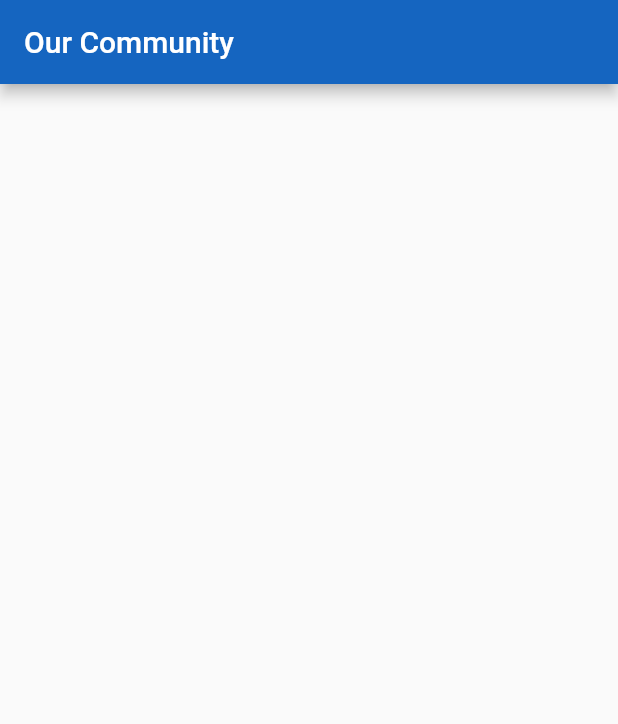
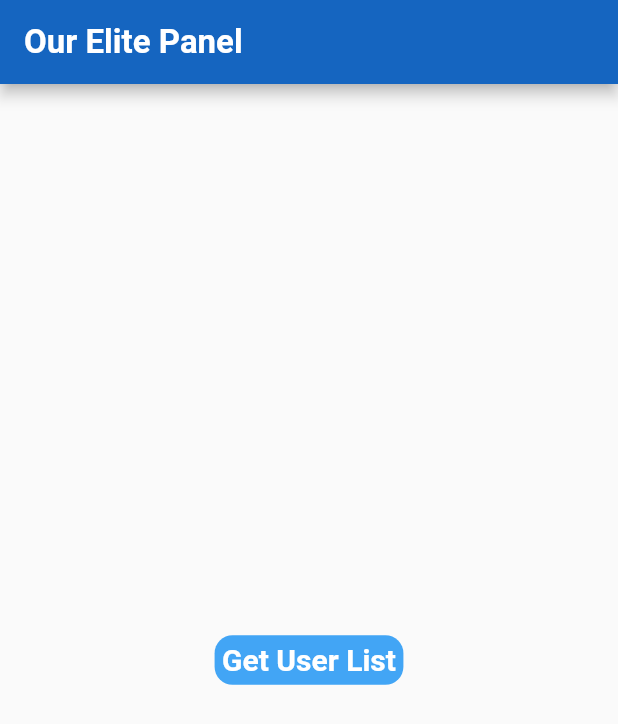
Before and after one commit to damithark/flutter_basic_http, a Flutter app: the screen it shows after launch, on a phone screen of 412 x 824 dp. Shown: the top 724 px of the screen. Run offline on Flutter 3.47's test engine with Material 2 defaults, Android fonts, the phone set to English and light mode, and no system bars.

Commit message:
# Call API for button press

```diff
--- a/lib/main.dart
+++ b/lib/main.dart
@@ -19,13 +19,13 @@ class HomeScreen extends StatefulWidget {
 }
 
 class _HomeScreenState extends State<HomeScreen> {
-  var userData;
   var userList = [];
+  bool isButtonVisible = true;
 
   Future getData() async {
     final url = Uri.parse('https://reqres.in/api/users?page=2');
     final response = await get(url);
-    userData = jsonDecode(response.body);
+    final userData = jsonDecode(response.body);
     setState(() {
       userList = userData['data'];
     });
@@ -34,7 +34,6 @@ class _HomeScreenState extends State<HomeScreen> {
   @override
   void initState() {
     super.initState();
-    getData();
   }
 
   @override
@@ -42,15 +41,30 @@ class _HomeScreenState extends State<HomeScreen> {
     return Scaffold(
       appBar: AppBar(
         title: const Text(
-          'Our Community',
+          'Our Elite Panel',
           textAlign: TextAlign.center,
+          style: TextStyle(fontSize: 22, fontWeight: FontWeight.bold),
         ),
         backgroundColor: Colors.blue.shade800,
       ),
-      body: ListView.builder(
+      body: Container(
+        padding: const EdgeInsets.symmetric(horizontal: 10),
+        child: isButtonVisible
+            ? buildInitialView(context)
+            : buildUserList(context),
+      ),
+    );
+  }
+
+  Widget buildUserList(BuildContext context) {
+    return ListView.builder(
       itemCount: userList.length,
       itemBuilder: (BuildContext context, int index) {
         return Card(
+          color: Colors.blue.shade50,
+          elevation: 3,
+          shape:
+              RoundedRectangleBorder(borderRadius: BorderRadius.circular(15)),
           child: Padding(
             padding: const EdgeInsets.all(10.0),
             child: Row(
@@ -79,6 +93,35 @@ class _HomeScreenState extends State<HomeScreen> {
           ),
         );
       },
+    );
+  }
+
+  Widget buildInitialView(BuildContext context) {
+    return Center(
+      child: TextButton(
+        onPressed: () {
+          isButtonVisible = false;
+          Future.delayed(
+              const Duration(
+                seconds: 2,
+              ), () {
+            getData();
+          });
+        },
+        child: Container(
+          decoration: BoxDecoration(
+            color: Colors.blue.shade400,
+            borderRadius: const BorderRadius.all(
+              Radius.circular(12.0),
+            ),
+          ),
+          padding: const EdgeInsets.all(5),
+          child: const Text(
+            'Get User List',
+            style: TextStyle(
+                fontSize: 20, color: Colors.white, fontWeight: FontWeight.w700),
+          ),
+        ),
       ),
     );
   }
--- a/pubspec.yaml
+++ b/pubspec.yaml
@@ -35,6 +35,7 @@ dependencies:
   # Use with the CupertinoIcons class for iOS style icons.
   cupertino_icons: ^1.0.2
   http: ^0.13.4
+  loading_animation_widget: ^1.2.0+2
 
 dev_dependencies:
   flutter_test:
```
Also changed, not shown: pubspec.lock. Lines whose indentation alone changed are shown as unchanged.
